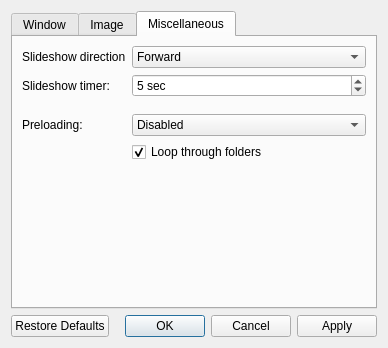
Qt form src/qvoptionsdialog.ui (jurplel/qView) before a commit.
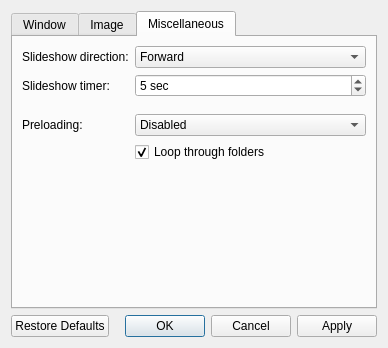
The same form after that commit. The open tabs and pages were chosen to show the change.

Commit message: fixed missing colon on slideshow direction text in options dialog

Patch:
```diff
--- a/src/qvoptionsdialog.ui
+++ b/src/qvoptionsdialog.ui
@@ -390,7 +390,7 @@
        <item row="0" column="0">
         <widget class="QLabel" name="label_4">
          <property name="text">
-          <string>Slideshow direction</string>
+          <string>Slideshow direction:</string>
          </property>
         </widget>
        </item>
```
Left out of the diff: 2 changed lines with no effect on the pictures.
